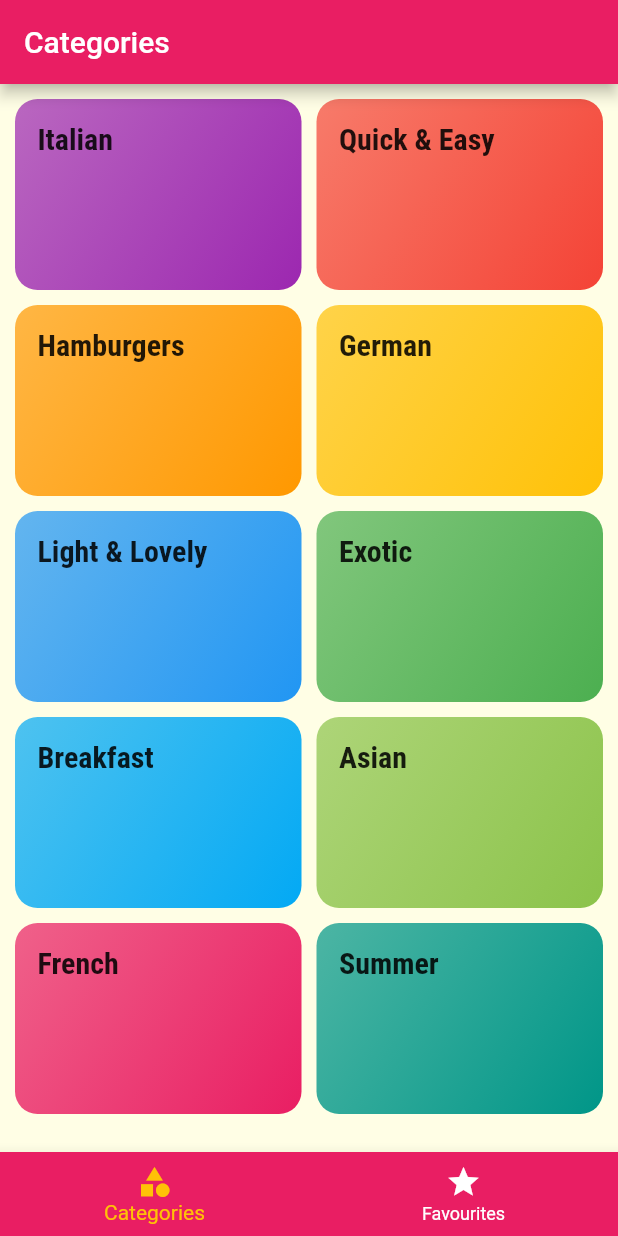
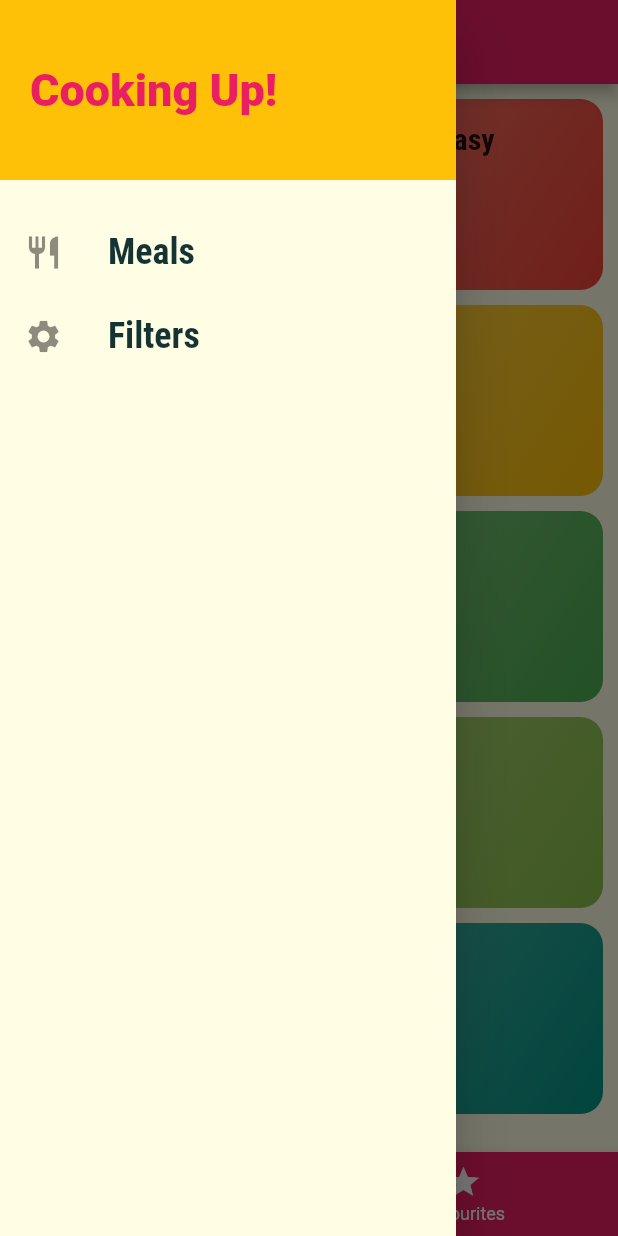
Before and after one commit to MakamuEvans/melaAppFlutter, a Flutter app: the screen it shows after launch, with the side drawer open (before the commit the screen has no drawer), on a phone screen of 412 x 824 dp. Run offline on Flutter 3.47's test engine with Material 2 defaults, Android fonts, the phone set to English and light mode, and no system bars; missing offline and left inert: dart:ffi; Roboto replaces fonts that are missing (Railway).

Commit message:
advanced routes

```diff
--- a/lib/main.dart
+++ b/lib/main.dart
@@ -1,6 +1,7 @@
 import 'package:flutter/material.dart';
 import 'package:meals_app/screens/categories_screen.dart';
 import 'package:meals_app/screens/category_meal_screen.dart';
+import 'package:meals_app/screens/filters_screen.dart';
 import 'package:meals_app/screens/meal_detail_screen.dart';
 import 'package:meals_app/screens/tabs_screen.dart';
 
@@ -35,7 +36,8 @@ class MyApp extends StatelessWidget {
       routes: {
         CategoriesScreen.routeName: (ctx) => TabsScreen(),
         CategoryMealScreen.routeName: (ctx) => CategoryMealScreen(),
-        MealDetailScreen.routeName: (ctx) => MealDetailScreen()
+        MealDetailScreen.routeName: (ctx) => MealDetailScreen(),
+        FiltersScreen.routeName: (ctx) => FiltersScreen()
       },
       onGenerateRoute: (settings){
         print(settings.arguments);
--- /dev/null
+++ b/lib/screens/filters_screen.dart
@@ -0,0 +1,19 @@
+import 'package:flutter/material.dart';
+import 'package:meals_app/widgets/main_drawer.dart';
+
+class FiltersScreen extends StatelessWidget {
+  static const routeName = '/filters';
+
+  @override
+  Widget build(BuildContext context) {
+    return Scaffold(
+      appBar: AppBar(
+        title: Text('Filters'),
+      ),
+      drawer: MainDrawer(),
+      body: Center(
+        child: Text('Filters'),
+      ),
+    );
+  }
+}
--- a/lib/screens/meal_detail_screen.dart
+++ b/lib/screens/meal_detail_screen.dart
@@ -55,8 +55,7 @@ class MealDetailScreen extends StatelessWidget {
               itemBuilder: (ctx, index) => Card(
                 color: Theme.of(context).accentColor,
                 child: Padding(
-                      padding:
-                          EdgeInsets.symmetric(vertical: 5, horizontal: 10),
+                    padding: EdgeInsets.symmetric(vertical: 5, horizontal: 10),
                     child: Text(selectedMeal.ingredients[index])),
               ),
               itemCount: selectedMeal.ingredients.length,
@@ -79,6 +78,13 @@ class MealDetailScreen extends StatelessWidget {
             )
           ],
         ),
-        ));
+      ),
+      floatingActionButton: FloatingActionButton(
+        child: Icon(Icons.delete),
+        onPressed: () {
+          Navigator.of(context).pop(mealId);
+        },
+      ),
+    );
   }
 }
--- a/lib/screens/tabs_screen.dart
+++ b/lib/screens/tabs_screen.dart
@@ -1,6 +1,7 @@
 import 'package:flutter/material.dart';
 import 'package:meals_app/screens/categories_screen.dart';
 import 'package:meals_app/screens/favourites_screen.dart';
+import 'package:meals_app/widgets/main_drawer.dart';
 
 class TabsScreen extends StatefulWidget {
   @override
@@ -27,6 +28,7 @@ class _TabsScreenState extends State<TabsScreen> {
       appBar: AppBar(
         title: Text(_pages[_selectedPageIndex]['title']),
       ),
+      drawer: MainDrawer(),
       body: _pages[_selectedPageIndex]['page'],
       bottomNavigationBar: BottomNavigationBar(
         onTap: _selectPage,
--- /dev/null
+++ b/lib/widgets/main_drawer.dart
@@ -0,0 +1,48 @@
+import 'package:flutter/material.dart';
+import 'package:meals_app/screens/filters_screen.dart';
+
+class MainDrawer extends StatelessWidget {
+
+  Widget buildListTile(String title, IconData icon, Function tapHandler){
+    return ListTile(
+      leading: Icon(
+        icon,
+        size: 26,
+      ),
+      title: Text(
+        title,
+        style: TextStyle(
+            fontFamily: 'RobotoCondensed',
+            fontSize: 24,
+            fontWeight: FontWeight.bold),
+      ),
+      onTap: tapHandler,
+    );
+  }
+  @override
+  Widget build(BuildContext context) {
+    return Drawer(
+      child: Column(
+        children: [
+          Container(
+            height: 120,
+            width: double.infinity,
+            padding: EdgeInsets.all(20),
+            alignment: Alignment.centerLeft,
+            color: Theme.of(context).accentColor,
+            child: Text(
+              'Cooking Up!',
+              style: TextStyle(
+                  fontWeight: FontWeight.w900,
+                  fontSize: 30,
+                  color: Theme.of(context).primaryColor),
+            ),
+          ),
+          SizedBox(height: 20),
+          buildListTile("Meals", Icons.restaurant, (){Navigator.of(context).pushReplacementNamed('/');}),
+          buildListTile("Filters", Icons.settings, (){Navigator.of(context).pushReplacementNamed(FiltersScreen.routeName);})
+        ],
+      ),
+    );
+  }
+}
--- a/lib/widgets/meal_item.dart
+++ b/lib/widgets/meal_item.dart
@@ -45,7 +45,8 @@ class MealItem extends StatelessWidget {
   }
 
   void selectMeal(BuildContext context) {
-    Navigator.of(context).pushNamed(MealDetailScreen.routeName, arguments: id);
+    Navigator.of(context).pushNamed(MealDetailScreen.routeName, arguments: id)
+    .then((value) => print(value));
   }
 
   @override
```
Lines whose indentation alone changed are shown as unchanged.
